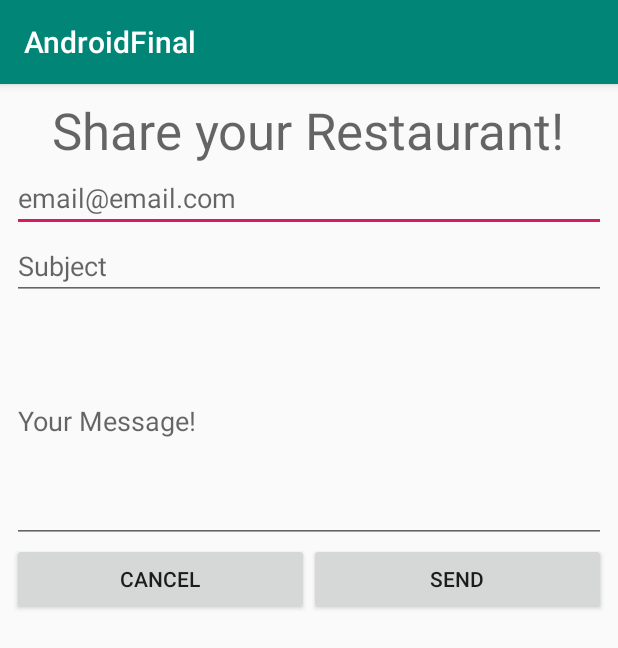
After one commit to habdallah005/AndroidFinalProject, an Android app: the ShareActivity screen opened directly, with no data from a screen before it, on a phone screen of 412 x 824 dp. The commit adds this screen. Shown: the top 648 px of the screen. Run offline under Robolectric (Android 15) with nearby library versions, the phone set to English and light mode, and no system bars.

```diff
--- a/app/build.gradle
+++ b/app/build.gradle
@@ -21,6 +21,7 @@ android {
 dependencies {
     implementation fileTree(dir: 'libs', include: ['*.jar'])
     implementation 'com.android.support:appcompat-v7:28.0.0'
+    implementation 'com.android.support:design:28.0.0'
     implementation 'com.android.support.constraint:constraint-layout:1.1.3'
     testImplementation 'junit:junit:4.12'
     androidTestImplementation 'com.android.support.test:runner:1.0.2'
--- a/app/src/main/java/com/example/abdallah/AndroidRestaurant/AddRestaurant.java
+++ b/app/src/main/java/com/example/abdallah/AndroidRestaurant/AddRestaurant.java
@@ -3,6 +3,7 @@ package com.example.abdallah.AndroidRestaurant;
 import android.database.sqlite.SQLiteDatabase;
 import android.os.Bundle;
 import android.app.Activity;
+import android.support.design.widget.Snackbar;
 import android.text.TextUtils;
 import android.view.View;
 import android.widget.AdapterView;
@@ -65,7 +66,10 @@ public class AddRestaurant extends Activity implements AdapterView.OnItemSelecte
             @Override
             public void onClick(View v) {
                 add_Restaurant(v);
-            }
+                Snackbar snackbar  = Snackbar.make(findViewById(R.id.myAddLayout),
+                        "Added Successfully ", Snackbar.LENGTH_SHORT);
+                 snackbar.show();
+               }
         });
 
     }
--- a/app/src/main/java/com/example/abdallah/AndroidRestaurant/MainMenu.java
+++ b/app/src/main/java/com/example/abdallah/AndroidRestaurant/MainMenu.java
@@ -34,5 +34,6 @@ public class MainMenu extends AppCompatActivity {
                 startActivity(i);
             }
         });
-    }
+
+         }
 }
--- /dev/null
+++ b/app/src/main/java/com/example/abdallah/AndroidRestaurant/ShareActivity.java
@@ -0,0 +1,78 @@
+package com.example.abdallah.AndroidRestaurant;
+
+import android.support.v7.app.AppCompatActivity;
+import android.os.Bundle;
+import android.content.Context;
+import android.widget.EditText;
+import android.widget.TextView;
+import android.widget.Button;
+import android.content.Intent;
+import android.net.Uri;
+import android.util.Log;
+import android.view.View;
+import android.widget.Toast;
+
+public class ShareActivity extends AppCompatActivity {
+
+    EditText etEmail;
+    EditText etSubject;
+    EditText etMessage;
+    Button Send;
+    Button Maps1;
+    String email;
+    String subject;
+    String message;
+
+    Uri URI = null;
+    Context context;
+
+
+    @Override
+    protected void onCreate(Bundle savedInstanceState) {
+        super.onCreate(savedInstanceState);
+        setContentView(R.layout.activity_share);
+        context = getApplicationContext();
+
+        etEmail = (EditText) findViewById(R.id.etEmail);
+        etSubject = (EditText) findViewById(R.id.etSubject);
+        etMessage = (EditText) findViewById(R.id.etMessage);
+        Send = (Button) findViewById(R.id.btnSendEmail);
+
+
+        // send Email button Listener
+        Send.setOnClickListener(new View.OnClickListener() {
+            public void onClick(View v) {
+                sendEmail();
+
+            }
+
+            private void sendEmail() {
+
+                try {
+                    email = etEmail.getText().toString();
+                    subject = etSubject.getText().toString();
+                    message = etMessage.getText().toString();
+
+                    final Intent emailIntent =
+                            new Intent(Intent.ACTION_SEND);
+
+                    emailIntent.setType("plain/text");
+
+                    emailIntent.putExtra(Intent.EXTRA_EMAIL, new String[]{email});
+
+                    emailIntent.putExtra(Intent.EXTRA_SUBJECT, subject);
+                    if (URI != null) {
+                        emailIntent.putExtra(Intent.EXTRA_STREAM, URI);
+                    }
+                    emailIntent.putExtra(Intent.EXTRA_TEXT, message);
+                    startActivity(Intent.createChooser(emailIntent, "Sending email..."));
+
+
+                } catch (Throwable t) {
+                    Toast.makeText(context, "Request failed try again: " + t.toString(), Toast.LENGTH_LONG).show();
+                }
+            }
+
+        });
+    }
+}
--- /dev/null
+++ b/app/src/main/res/layout/activity_share.xml
@@ -0,0 +1,82 @@
+<?xml version="1.0" encoding="utf-8"?>
+<android.support.constraint.ConstraintLayout xmlns:android="http://schemas.android.com/apk/res/android"
+    xmlns:app="http://schemas.android.com/apk/res-auto"
+    xmlns:tools="http://schemas.android.com/tools"
+    android:layout_width="match_parent"
+    android:layout_height="match_parent"
+    tools:context="com.example.abdallah.AndroidRestaurant.ShareActivity">
+    <LinearLayout
+        android:layout_width="0dp"
+        android:layout_height="wrap_content"
+        android:layout_marginStart="8dp"
+        android:layout_marginLeft="8dp"
+        android:layout_marginTop="8dp"
+        android:layout_marginEnd="8dp"
+        android:layout_marginRight="8dp"
+        android:gravity="center_horizontal"
+        android:orientation="vertical"
+        app:layout_constraintEnd_toEndOf="parent"
+        app:layout_constraintStart_toStartOf="parent"
+        app:layout_constraintTop_toTopOf="parent">
+
+        <TextView
+            android:id="@+id/tvEmailTitle"
+            android:layout_width="wrap_content"
+            android:layout_height="wrap_content"
+            android:text="Share your Restaurant!"
+            android:textAppearance="@style/TextAppearance.AppCompat.Display1" />
+
+        <LinearLayout
+            android:layout_width="match_parent"
+            android:layout_height="wrap_content"
+            android:orientation="horizontal">
+
+        </LinearLayout>
+
+        <EditText
+            android:id="@+id/etEmail"
+            android:layout_width="match_parent"
+            android:layout_height="wrap_content"
+            android:ems="10"
+            android:hint="email@email.com"
+            android:inputType="textPersonName" />
+
+        <EditText
+            android:id="@+id/etSubject"
+            android:layout_width="match_parent"
+            android:layout_height="wrap_content"
+            android:ems="10"
+            android:hint="Subject"
+            android:inputType="textPersonName" />
+        <EditText
+            android:id="@+id/etMessage"
+            android:layout_width="match_parent"
+            android:layout_height="162dp"
+            android:ems="10"
+            android:hint="Your Message!"
+            android:inputType="textMultiLine"
+            android:singleLine="false" />
+
+        <LinearLayout
+            android:layout_width="match_parent"
+            android:layout_height="match_parent"
+            android:orientation="horizontal">
+
+            <Button
+                android:id="@+id/btnEmailCancel"
+                android:layout_width="wrap_content"
+                android:layout_height="wrap_content"
+                android:layout_weight="1"
+                android:text="Cancel" />
+
+            <Button
+                android:id="@+id/btnSendEmail"
+                android:layout_width="wrap_content"
+                android:layout_height="wrap_content"
+                android:layout_weight="1"
+                android:text="Send" />
+
+        </LinearLayout>
+
+    </LinearLayout>
+</android.support.constraint.ConstraintLayout>
--- a/app/src/main/res/values/colors.xml
+++ b/app/src/main/res/values/colors.xml
@@ -1,6 +1,6 @@
 <?xml version="1.0" encoding="utf-8"?>
 <resources>
     <color name="colorPrimary">#008577</color>
-    <color name="colorPrimaryDark">#00574B</color>
+    <color name="colorPrimaryDark">#00574b</color>
     <color name="colorAccent">#D81B60</color>
 </resources>
```
Also changed, not shown: app/src/main/AndroidManifest.xml (+11 -9 lines), app/src/main/java/com/example/abdallah/AndroidRestaurant/MyRestaurants.java (+31 -5 lines), app/src/main/java/com/example/abdallah/AndroidRestaurant/RestaurantDetails.java (added, +52 -0 lines), app/src/main/java/com/example/abdallah/AndroidRestaurant/SearchRestaurant.java (+48 -1 lines), app/src/main/java/com/example/abdallah/Backend/helpers/DBHelper.java (+83 -6 lines), app/src/main/res/layout/activity_add_restaurant.xml (+10 -4 lines), app/src/main/res/layout/activity_main_menu.xml (+8 -12 lines), app/src/main/res/layout/activity_my_restaurants.xml (+17 -2 lines), app/src/main/res/layout/activity_restaurant_details.xml (added, +68 -0 lines), app/src/main/res/layout/activity_search_restaurant.xml (+28 -1 lines).
